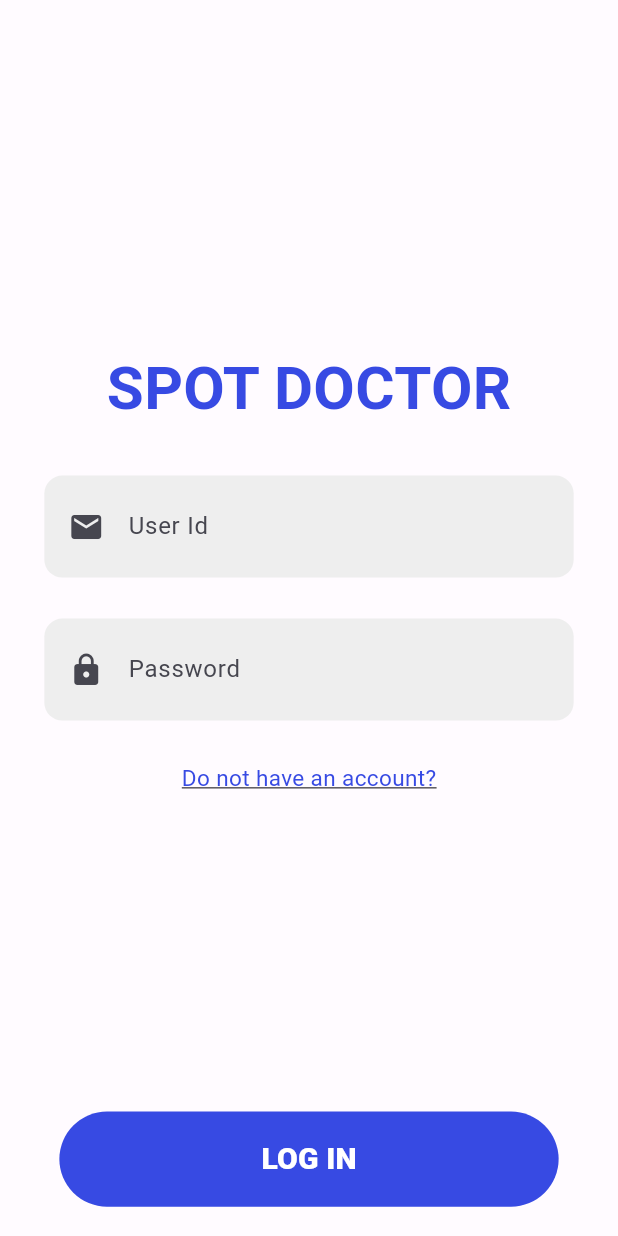
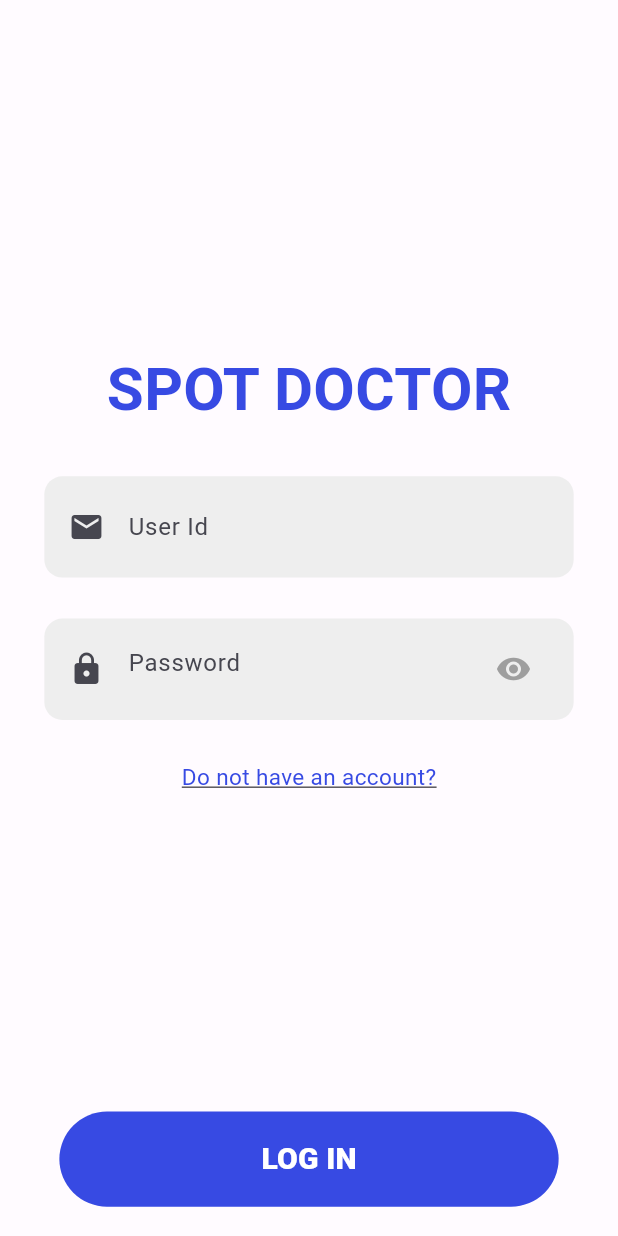
Before and after one commit to CK-Kumar/spot_doctor, a Flutter app: the screen it shows after launch, on a phone screen of 412 x 824 dp. Run offline on Flutter 3.47's test engine with Material 3 defaults, Android fonts, the phone set to English and light mode, and no system bars; our stand-ins replace dartz, easy_localization, equatable, firebase_auth, firebase_core, flutter_bloc and 3 more; accounts and stored records are empty; Roboto replaces fonts that are missing (TextStyle).

Commit message:
First Release

```diff
--- a/assets/i18n/en.json
+++ b/assets/i18n/en.json
@@ -8,6 +8,7 @@
         "have_account":"Already have an account?",
         "login_error" : "An error occured while logging in.",
         "register_error": "An error occured while registering the user.",
-        "register_success": "Registered Successfully! Login to access."
+        "register_success": "Registered Successfully! Login to access.",
+        "not_authenticated": "No user logged in"
     }
 }
--- a/lib/data/auth/auth_repository.dart
+++ b/lib/data/auth/auth_repository.dart
@@ -4,4 +4,5 @@ abstract class AuthRepository {
   Future<User?> signInWithEmailAndPassword(String email, String password);
   Future<User?> signUpWithEmailAndPassword(String email, String password);
   Future<void> signOut();
+  Future<User?> checkAuthState();
 }
--- a/lib/domain/auth/auth_usecase.dart
+++ b/lib/domain/auth/auth_usecase.dart
@@ -7,4 +7,5 @@ abstract class AuthUseCase {
   Future<Either<String, User?>> signUpWithEmailAndPassword(
       String email, String password);
   Future<void> signOut();
+  Future<Either<String, User?>> checkAuthState();
 }
--- a/lib/main.dart
+++ b/lib/main.dart
@@ -2,6 +2,7 @@ import 'package:firebase_core/firebase_core.dart';
 import 'package:flutter/material.dart';
 import 'package:flutter_bloc/flutter_bloc.dart';
 import 'package:spot_doctor/domain/auth/auth_usecase.dart';
+import 'package:spot_doctor/firebase_options.dart';
 import 'package:spot_doctor/services/service_locator.dart';
 import 'package:spot_doctor/ui/blocs/auth/auth_bloc.dart';
 import 'package:spot_doctor/ui/spot_doctor_app.dart';
@@ -10,7 +11,9 @@ import 'package:easy_localization/easy_localization.dart';
 void main() async {
   WidgetsFlutterBinding.ensureInitialized();
   await EasyLocalization.ensureInitialized();
-  await Firebase.initializeApp();
+  await Firebase.initializeApp(
+    options: DefaultFirebaseOptions.currentPlatform,
+  );
   setupLocator();
   runApp(
     EasyLocalization(
--- a/lib/ui/blocs/auth/auth_bloc.dart
+++ b/lib/ui/blocs/auth/auth_bloc.dart
@@ -28,6 +28,11 @@ class AuthBloc extends Bloc<AuthEvent, AuthState> {
         emit(AuthLoading());
         await authUseCase.signOut();
         emit(AuthInitial());
+      } else if (event is CheckAuthStatusEvent) {
+        emit(AuthLoading());
+        final result = await authUseCase.checkAuthState();
+        emit(result.fold(
+            (error) => AuthInitial(), (user) => AuthSuccess(user!)));
       }
     });
   }
--- a/lib/ui/blocs/auth/auth_event.dart
+++ b/lib/ui/blocs/auth/auth_event.dart
@@ -28,3 +28,5 @@ class SignUpEvent extends AuthEvent {
 }
 
 class SignOutEvent extends AuthEvent {}
+
+class CheckAuthStatusEvent extends AuthEvent {}
--- a/lib/ui/screens/authentication/login_screen.dart
+++ b/lib/ui/screens/authentication/login_screen.dart
@@ -8,16 +8,33 @@ import 'package:spot_doctor/ui/widgets/app_button_widget.dart';
 import 'package:spot_doctor/ui/widgets/app_text_field_widget.dart';
 import 'package:spot_doctor/utils/constants.dart';
 
-class LoginScreen extends StatelessWidget {
-  LoginScreen({Key? key}) : super(key: key);
-  final TextEditingController emailController = TextEditingController();
-  final TextEditingController passwordController = TextEditingController();
+class LoginScreen extends StatefulWidget {
+  const LoginScreen({Key? key}) : super(key: key);
+
+  @override
+  State<LoginScreen> createState() => _LoginScreenState();
+}
+
+class _LoginScreenState extends State<LoginScreen> {
+  final TextEditingController _emailController = TextEditingController();
+
+  final TextEditingController _passwordController = TextEditingController();
+
+  @override
+  void dispose() {
+    _emailController.dispose();
+    _passwordController.dispose();
+    super.dispose();
+  }
 
   @override
   Widget build(BuildContext context) {
-    final TextEditingController emailController = TextEditingController();
-    final TextEditingController passwordController = TextEditingController();
-    return Scaffold(
+    return GestureDetector(
+      behavior: HitTestBehavior.translucent,
+      onTap: () {
+        FocusScope.of(context).unfocus(); // Dismiss the keyboard
+      },
+      child: Scaffold(
         body: BlocConsumer<AuthBloc, AuthState>(
           listener: (context, state) {
             if (state is AuthFailure) {
@@ -46,7 +63,8 @@ class LoginScreen extends StatelessWidget {
                             Expanded(
                               child: Center(
                                 child: Container(
-                                padding: EdgeInsets.symmetric(horizontal: 10.w),
+                                  padding:
+                                      EdgeInsets.symmetric(horizontal: 10.w),
                                   child: Column(
                                     crossAxisAlignment:
                                         CrossAxisAlignment.stretch,
@@ -64,14 +82,15 @@ class LoginScreen extends StatelessWidget {
                                         hint: 'user.email'.tr(),
                                         isPassword: false,
                                         icon: Icons.email,
-                                      textEditingController: emailController,
+                                        textEditingController: _emailController,
                                       ),
                                       SizedBox(height: 28.0.h),
                                       SpotDoctorTextField(
                                         hint: 'user.password'.tr(),
                                         isPassword: true,
                                         icon: Icons.lock,
-                                      textEditingController: passwordController,
+                                        textEditingController:
+                                            _passwordController,
                                       ),
                                       SizedBox(height: 28.0.h),
                                       Row(
@@ -105,10 +124,11 @@ class LoginScreen extends StatelessWidget {
                                     AppButtonWidget(
                                       title: 'user.start_session',
                                       onPressed: () {
+                                        FocusScope.of(context).unfocus();
                                         BlocProvider.of<AuthBloc>(context).add(
                                           SignInEvent(
-                                          emailController.text,
-                                          passwordController.text,
+                                            _emailController.text,
+                                            _passwordController.text,
                                           ),
                                         );
                                       },
@@ -124,7 +144,7 @@ class LoginScreen extends StatelessWidget {
                   ),
                 ),
                 if (state is AuthLoading)
-                const Positioned(
+                  const Center(
                     child: CircularProgressIndicator(
                       valueColor: AlwaysStoppedAnimation<Color>(Colors.blue),
                     ),
@@ -133,6 +153,7 @@ class LoginScreen extends StatelessWidget {
             );
           },
         ),
+      ),
     );
   }
 }
--- a/lib/ui/spot_doctor_app.dart
+++ b/lib/ui/spot_doctor_app.dart
@@ -3,6 +3,7 @@ import 'package:flutter/material.dart';
 import 'package:flutter/services.dart';
 import 'package:spot_doctor/ui/screens/authentication/register_screen.dart';
 import 'package:spot_doctor/ui/screens/home/home_screen.dart';
+import 'package:spot_doctor/ui/screens/splash/splash_screen.dart';
 import 'package:spot_doctor/utils/constants.dart';
 import 'package:spot_doctor/ui/theme/theme.dart';
 
@@ -36,12 +37,13 @@ class SpotDoctorApp extends StatelessWidget {
               Theme.of(context).textTheme,
             ),
           ),
-          initialRoute: AppRoutes.login,
+          initialRoute: AppRoutes.splash,
           supportedLocales: context.supportedLocales,
           localizationsDelegates: context.localizationDelegates,
           routes: {
-            AppRoutes.login: (context) => LoginScreen(),
-            AppRoutes.register: (context) => RegisterScreen(),
+            AppRoutes.splash: (context) => const SplashScreen(),
+            AppRoutes.login: (context) => const LoginScreen(),
+            AppRoutes.register: (context) => const RegisterScreen(),
             AppRoutes.home: (context) => const HomeScreen()
           },
         ),
--- a/lib/ui/widgets/app_text_field_widget.dart
+++ b/lib/ui/widgets/app_text_field_widget.dart
@@ -1,6 +1,7 @@
 import 'package:flutter/material.dart';
+import 'package:flutter_screenutil/flutter_screenutil.dart';
 
-class SpotDoctorTextField extends StatelessWidget {
+class SpotDoctorTextField extends StatefulWidget {
   final bool isPassword;
   final String hint;
   final IconData? icon;
@@ -15,22 +16,42 @@ class SpotDoctorTextField extends StatelessWidget {
   }) : super(key: key);
 
   @override
+  State<SpotDoctorTextField> createState() => _SpotDoctorTextFieldState();
+}
+
+class _SpotDoctorTextFieldState extends State<SpotDoctorTextField> {
+  bool _obscureText = true;
+
+  @override
   Widget build(BuildContext context) {
     return Container(
-      padding: const EdgeInsets.symmetric(horizontal: 16.0, vertical: 10.0),
+      padding: EdgeInsets.symmetric(horizontal: 16.0.w, vertical: 10.0.h),
       decoration: BoxDecoration(
         color: Colors.grey[200],
         borderRadius: BorderRadius.circular(12.0),
       ),
       child: TextFormField(
         autofocus: false,
-        obscureText: isPassword,
-        controller: textEditingController,
+        obscureText: widget.isPassword && _obscureText,
+        controller: widget.textEditingController,
         style: const TextStyle(color: Colors.black),
         decoration: InputDecoration(
-          hintText: hint,
+          hintText: widget.hint,
           border: InputBorder.none,
-          icon: icon != null ? Icon(icon) : null,
+          icon: widget.icon != null ? Icon(widget.icon) : null,
+          suffixIcon: widget.isPassword
+              ? IconButton(
+                  icon: Icon(
+                    _obscureText ? Icons.visibility : Icons.visibility_off,
+                    color: Colors.grey,
+                  ),
+                  onPressed: () {
+                    setState(() {
+                      _obscureText = !_obscureText;
+                    });
+                  },
+                )
+              : null,
         ),
       ),
     );
```
Also changed, not shown: lib/data/auth/firebase_auth_repository.dart (+11 -0 lines), lib/domain/auth/auth_usecase_impl.dart (+10 -0 lines), lib/ui/screens/authentication/register_screen.dart (+34 -11 lines), lib/ui/screens/home/home_screen.dart (+84 -1 lines), lib/ui/screens/splash/splash_screen.dart (added, +65 -0 lines), lib/ui/theme/theme.dart (+7 -0 lines), 2 other files. Lines whose indentation alone changed are shown as unchanged.
